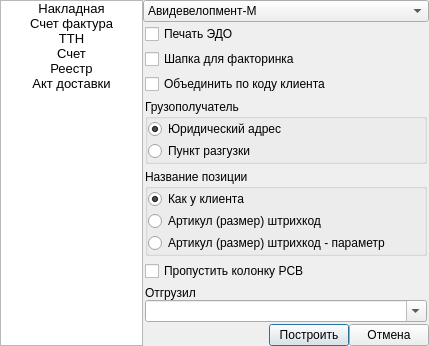
This is ui/order_doc_list.ui in Meller008/CRM-Avi as Qt 5 draws it before an edit. The edited form follows.
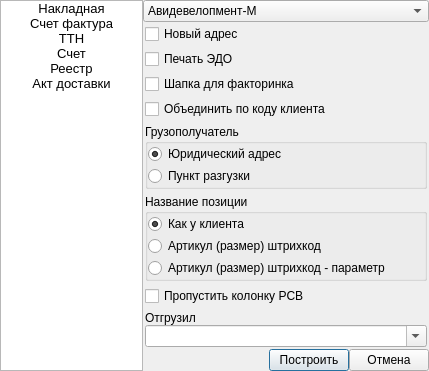
This is the edited form. The open tabs and pages were chosen to show the change.

Commit message: Работа - Номер документов

What changed in the file:
```diff
--- a/ui/order_doc_list.ui
+++ b/ui/order_doc_list.ui
@@ -55,7 +55,87 @@
        <property name="verticalSpacing">
         <number>5</number>
        </property>
-       <item row="4" column="0">
+       <item row="2" column="0">
+        <widget class="QCheckBox" name="cb_head">
+         <property name="text">
+          <string>Шапка для факторинка</string>
+         </property>
+        </widget>
+       </item>
+       <item row="3" column="0">
+        <widget class="QCheckBox" name="cb_unite_1">
+         <property name="text">
+          <string>Объединить по коду клиента</string>
+         </property>
+        </widget>
+       </item>
+       <item row="1" column="0">
+        <widget class="QCheckBox" name="cb_edo">
+         <property name="text">
+          <string>Печать ЭДО</string>
+         </property>
+        </widget>
+       </item>
+       <item row="8" column="0">
+        <spacer name="verticalSpacer">
+         <property name="orientation">
+          <enum>Qt::Vertical</enum>
+         </property>
+         <property name="sizeHint" stdset="0">
+          <size>
+           <width>20</width>
+           <height>40</height>
+          </size>
+         </property>
+        </spacer>
+       </item>
+       <item row="7" column="0">
+        <layout class="QVBoxLayout" name="verticalLayout">
+         <property name="spacing">
+          <number>0</number>
+         </property>
+         <item>
+          <widget class="QLabel" name="label_3">
+           <property name="text">
+            <string>Отгрузил</string>
+           </property>
+          </widget>
+         </item>
+         <item>
+          <widget class="QComboBox" name="cb_manager_name_1">
+           <property name="enabled">
+            <bool>true</bool>
+           </property>
+           <property name="editable">
+            <bool>true</bool>
+           </property>
+           <item>
+            <property name="text">
+             <string/>
+            </property>
+           </item>
+           <item>
+            <property name="text">
+             <string>Косяченко В.А.</string>
+            </property>
+           </item>
+           <item>
+            <property name="text">
+             <string>Балабанова С.И.</string>
+            </property>
+           </item>
+          </widget>
+         </item>
+        </layout>
+       </item>
+       <item row="6" column="0">
+        <widget class="QCheckBox" name="cb_no_pcb_1">
+         <property name="text">
+          <string>Пропустить колонку PCB</string>
+         </property>
+        </widget>
+       </item>
+       <item row="5" column="0">
         <widget class="QGroupBox" name="groupBox_2">
          <property name="title">
           <string>Название позиции</string>
@@ -106,7 +186,7 @@
          </layout>
         </widget>
        </item>
-       <item row="3" column="0">
+       <item row="4" column="0">
         <widget class="QGroupBox" name="groupBox">
          <property name="title">
           <string>Грузополучатель</string>
@@ -150,86 +230,13 @@
          </layout>
         </widget>
        </item>
-       <item row="1" column="0">
-        <widget class="QCheckBox" name="cb_head">
-         <property name="text">
-          <string>Шапка для факторинка</string>
-         </property>
-        </widget>
-       </item>
        <item row="0" column="0">
-        <widget class="QCheckBox" name="cb_edo">
+        <widget class="QCheckBox" name="cb_new_addres">
          <property name="text">
-          <string>Печать ЭДО</string>
+          <string>Новый адрес</string>
          </property>
         </widget>
        </item>
-       <item row="2" column="0">
-        <widget class="QCheckBox" name="cb_unite_1">
-         <property name="text">
-          <string>Объединить по коду клиента</string>
-         </property>
-        </widget>
-       </item>
-       <item row="6" column="0">
-        <layout class="QVBoxLayout" name="verticalLayout">
-         <property name="spacing">
-          <number>0</number>
-         </property>
-         <item>
-          <widget class="QLabel" name="label_3">
-           <property name="text">
-            <string>Отгрузил</string>
-           </property>
-          </widget>
-         </item>
-         <item>
-          <widget class="QComboBox" name="cb_manager_name_1">
-           <property name="enabled">
-            <bool>true</bool>
-           </property>
-           <property name="editable">
-            <bool>true</bool>
-           </property>
-           <item>
-            <property name="text">
-             <string/>
-            </property>
-           </item>
-           <item>
-            <property name="text">
-             <string>Косяченко В.А.</string>
-            </property>
-           </item>
-           <item>
-            <property name="text">
-             <string>Балабанова С.И.</string>
-            </property>
-           </item>
-          </widget>
-         </item>
-        </layout>
-       </item>
-       <item row="5" column="0">
-        <widget class="QCheckBox" name="cb_no_pcb_1">
-         <property name="text">
-          <string>Пропустить колонку PCB</string>
-         </property>
-        </widget>
-       </item>
-       <item row="7" column="0">
-        <spacer name="verticalSpacer">
-         <property name="orientation">
-          <enum>Qt::Vertical</enum>
-         </property>
-         <property name="sizeHint" stdset="0">
-          <size>
-           <width>20</width>
-           <height>40</height>
-          </size>
-         </property>
-        </spacer>
-       </item>
       </layout>
      </widget>
      <widget class="QWidget" name="page_2">
```
Left out of the diff: 249 changed lines with no effect on the pictures.
